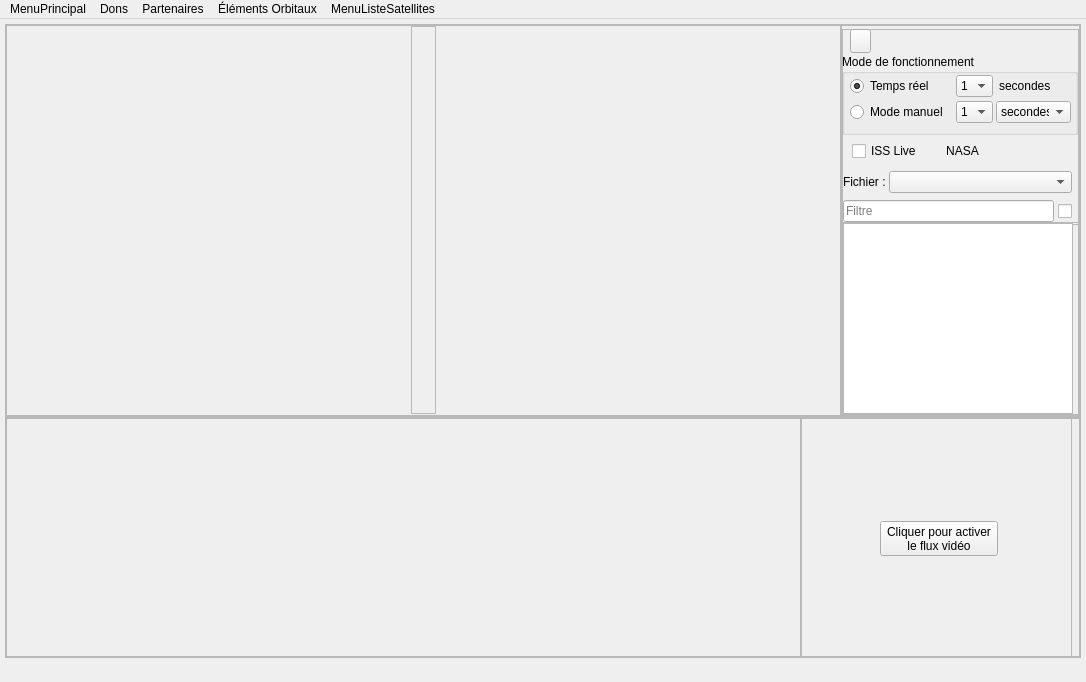
Before: the Qt Designer form src/interface/previsat.ui in mconsidine/previsat_archive, drawn with Qt 5.
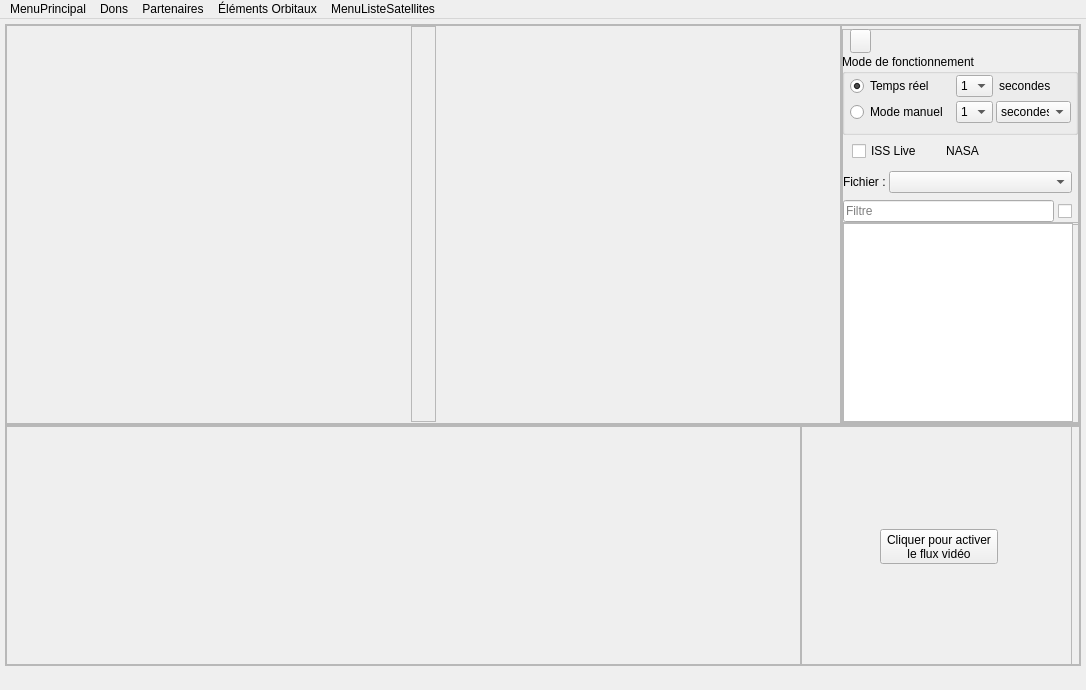
After: the same form once the commit is applied. Icons and pictures are not drawn.

Commit message: Corrections dans l'interface graphique

Diff of the .ui file:
```diff
--- a/src/interface/previsat.ui
+++ b/src/interface/previsat.ui
@@ -7,13 +7,13 @@
     <x>0</x>
     <y>0</y>
     <width>1086</width>
-    <height>682</height>
+    <height>690</height>
    </rect>
   </property>
   <property name="minimumSize">
    <size>
     <width>1086</width>
-    <height>682</height>
+    <height>690</height>
    </size>
   </property>
   <property name="windowTitle">
@@ -56,7 +56,7 @@
          <x>0</x>
          <y>0</y>
          <width>1086</width>
-         <height>639</height>
+         <height>647</height>
         </rect>
        </property>
        <layout class="QVBoxLayout" name="verticalLayout_4">
```
The commit also changes 4 other files.
